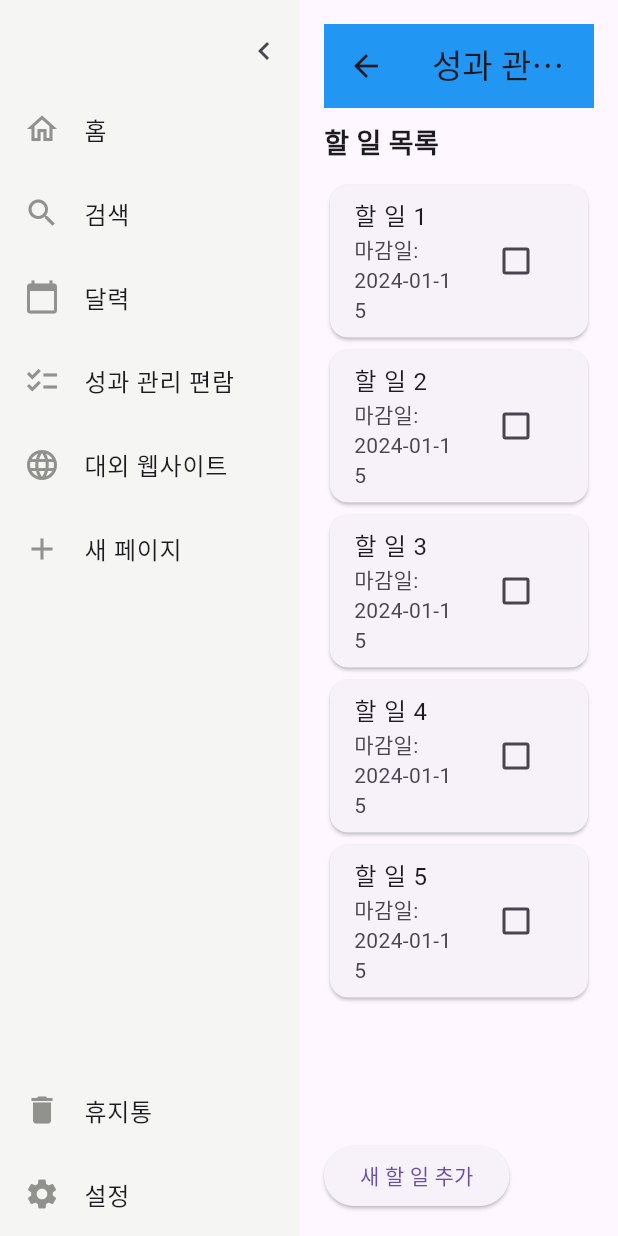
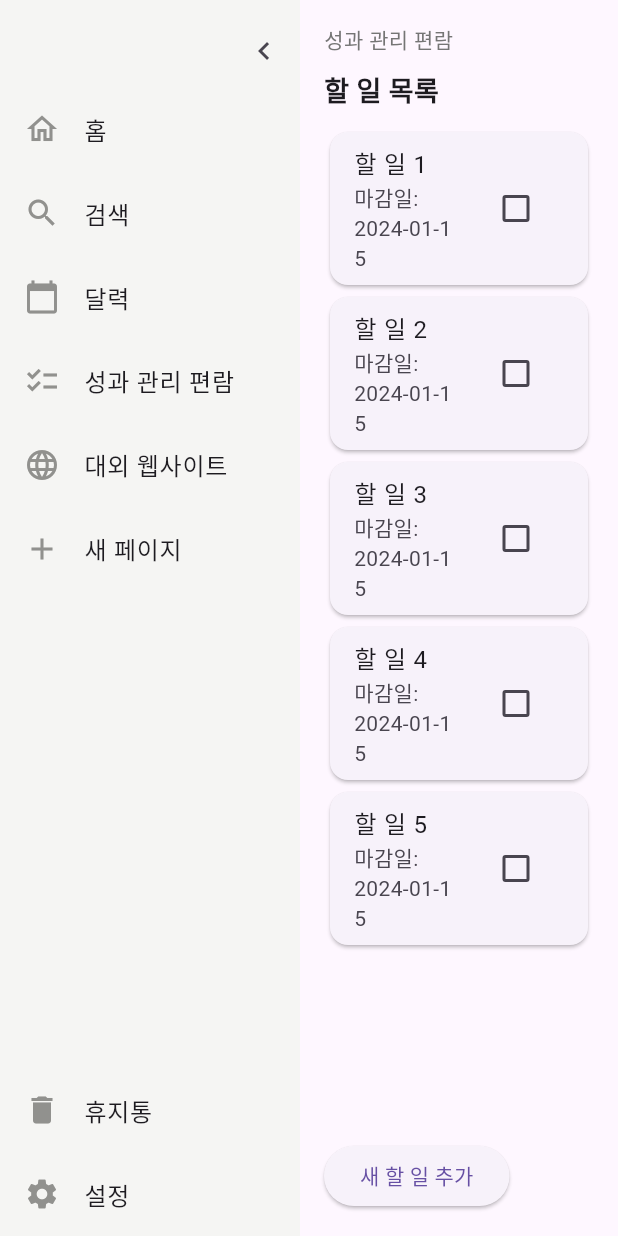
Before and after one commit to hwan03/note, a Flutter app: the ToDoPage screen opened directly, on a phone screen of 412 x 824 dp. Run offline on Flutter 3.47's test engine with Material 3 defaults, Android fonts, the phone set to English and light mode, and no system bars; our stand-ins replace table_calendar.

Commit message:
성과 관리 편람 text style 수정

```diff
--- a/lib/to_do.dart
+++ b/lib/to_do.dart
@@ -20,10 +20,10 @@ class _ToDoPageState extends State<ToDoPage> {
               child: Column(
                 crossAxisAlignment: CrossAxisAlignment.start,
                 children: [
-                  AppBar(
-                    title: Text('성과 관리 편람'),
-                    backgroundColor: Colors.blue,
-                  ),
+                  Text('성과 관리 편람',
+                      style: TextStyle(
+                          fontSize: 14,
+                          color: Colors.grey[600])),
                   SizedBox(height: 10),
                   Text(
                     '할 일 목록',
```
